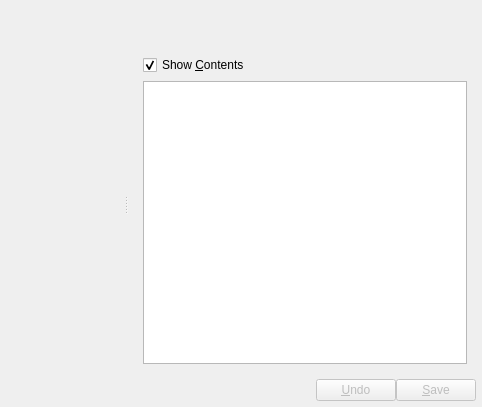
KDE/kwalletmanager, file src/manager/walletwidget.ui: the form before one commit.
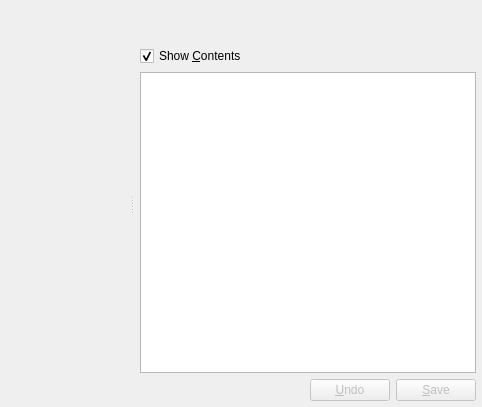
The form after the commit. The open tabs and pages were chosen to show the change. Custom widgets are drawn as their Qt base class.

Commit message: Fix small alignment issue when showing binary data

Patch:
```diff
--- a/src/manager/walletwidget.ui
+++ b/src/manager/walletwidget.ui
@@ -196,6 +196,9 @@
            <widget class="QWidget" name="page3"/>
            <widget class="QWidget" name="binaryPage">
             <layout class="QVBoxLayout" name="verticalLayout">
+             <property name="margin">
+              <number>0</number>
+             </property>
              <item>
               <widget class="QCheckBox" name="_binaryViewShow">
                <property name="text">
@@ -296,6 +299,9 @@
          <property name="margin">
           <number>6</number>
          </property>
+         <property name="spacing">
+          <number>6</number>
+         </property>
          <item>
           <spacer name="horizontalSpacer">
            <property name="orientation">
```
